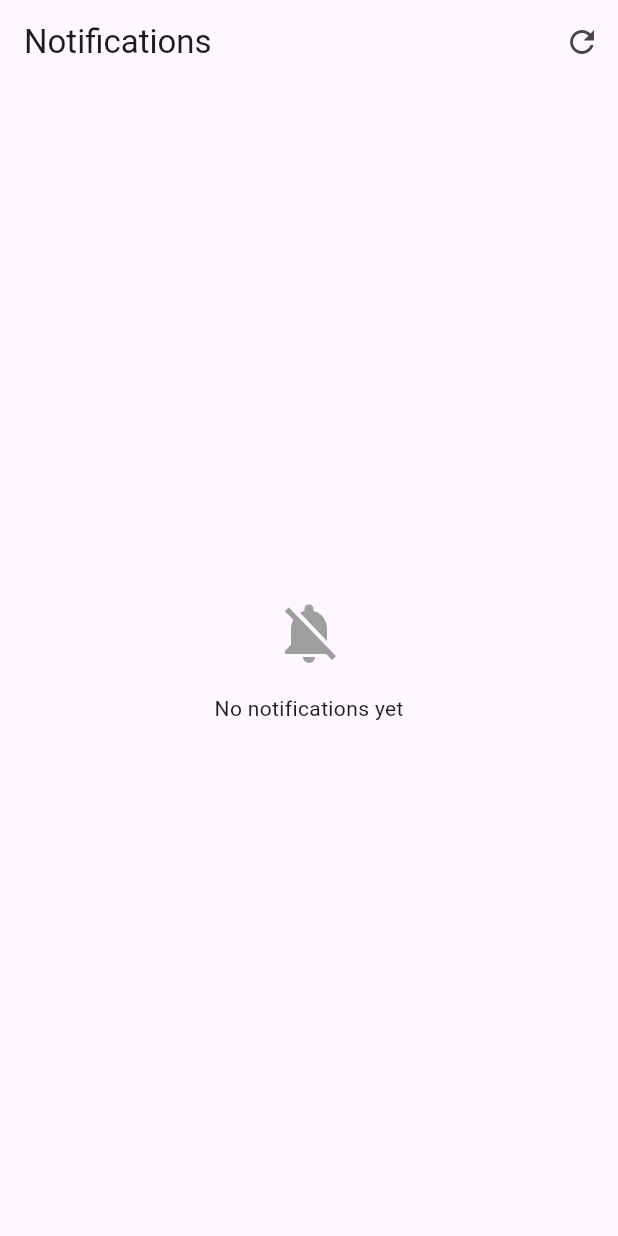
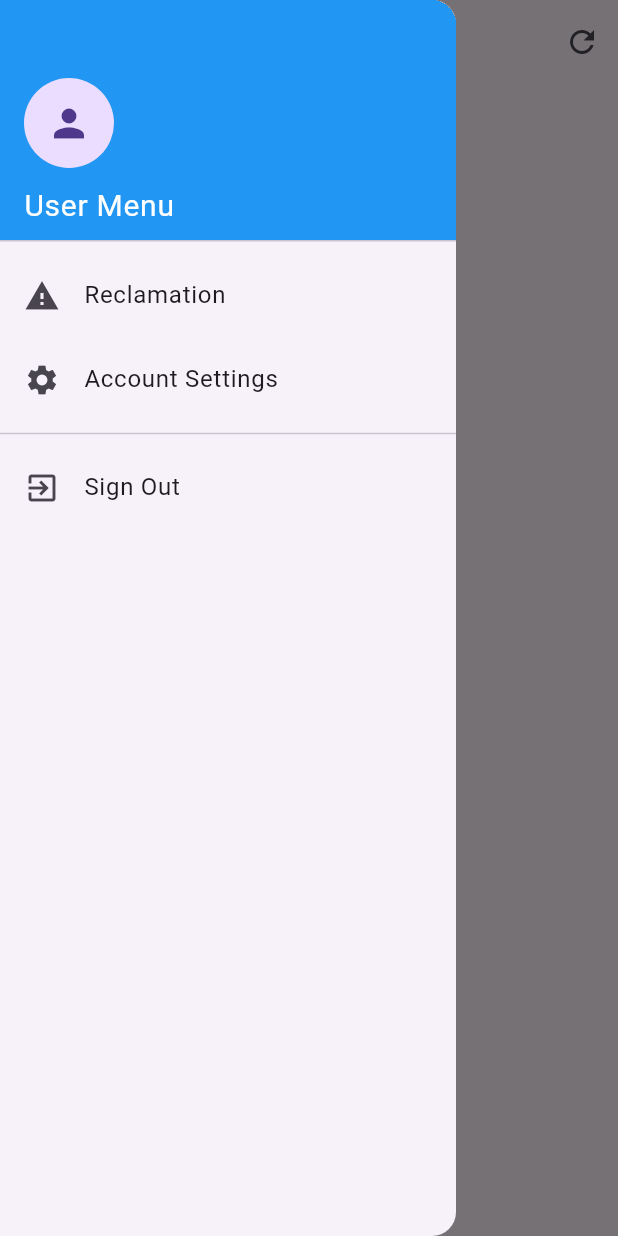
Before and after one commit to sirinegarrouri/pfeProject, a Flutter app: the UserScreen screen opened directly, with the side drawer open (before the commit the screen has no drawer), on a phone screen of 412 x 824 dp. Run offline on Flutter 3.47's test engine with Material 3 defaults, Android fonts, the phone set to English and light mode, and no system bars; our stand-ins replace cloud_firestore, firebase_auth, firebase_core, firebase_messaging, fl_chart; accounts and stored records are empty.

Commit message:
fixing admin screen problems and working on user screen

```diff
--- a/lib/UserScreen.dart
+++ b/lib/UserScreen.dart
@@ -2,6 +2,8 @@ import 'package:flutter/material.dart';
 import 'package:firebase_auth/firebase_auth.dart';
 import 'package:cloud_firestore/cloud_firestore.dart';
 import 'package:intl/intl.dart';
+import 'reclamation_screen.dart';
+
 class UserScreen extends StatefulWidget {
   @override
   _UserScreenState createState() => _UserScreenState();
@@ -34,8 +36,6 @@ class _UserScreenState extends State<UserScreen> {
           .collection('notifications')
           .where('userId', isEqualTo: userId)
           .orderBy('timestamp', descending: true);
-
-      // Use get() instead of snapshots() as a workaround
       final snapshot = await query.get();
 
       setState(() {
@@ -53,13 +53,26 @@ class _UserScreenState extends State<UserScreen> {
 
   Future<void> _markAsRead(String notificationId) async {
     try {
+      final userId = _auth.currentUser?.uid;
+      if (userId == null) return;
+
+      final doc = await _firestore.collection('notifications').doc(notificationId).get();
+      if (!doc.exists || doc.data()?['userId'] != userId) {
+        print("Notification not found or access denied");
+        return;
+      }
+
       await _firestore.collection('notifications').doc(notificationId).update({
         'read': true,
         'readAt': FieldValue.serverTimestamp(),
       });
-      await _loadNotifications(); // Refresh the list
+
+      await _loadNotifications();
     } catch (e) {
       print('Error marking as read: $e');
+      ScaffoldMessenger.of(context).showSnackBar(
+        SnackBar(content: Text('Failed to mark as read')),
+      );
     }
   }
 
@@ -97,8 +110,17 @@ class _UserScreenState extends State<UserScreen> {
 
   Future<void> _deleteNotification(String notificationId) async {
     try {
+      final userId = _auth.currentUser?.uid;
+      if (userId == null) return;
+
+      final doc = await _firestore.collection('notifications').doc(notificationId).get();
+      if (!doc.exists || doc.data()?['userId'] != userId) {
+        print("Notification doesn't exist or doesn't belong to user");
+        return;
+      }
+
       await _firestore.collection('notifications').doc(notificationId).delete();
-      await _loadNotifications(); // Refresh the list
+      await _loadNotifications();
     } catch (e) {
       print('Error deleting notification: $e');
       ScaffoldMessenger.of(context).showSnackBar(
@@ -160,6 +182,73 @@ class _UserScreenState extends State<UserScreen> {
     );
   }
 
+  void _navigateToReclamation() {
+    Navigator.pop(context); // Close the drawer
+    Navigator.push(
+      context,
+      MaterialPageRoute(builder: (context) => ReclamationScreen()),
+    );
+  }
+
+  void _navigateToAccountSettings() {
+    Navigator.pop(context); // Close the drawer
+    // Add your navigation logic to account settings screen here
+    // Navigator.push(context, MaterialPageRoute(builder: (context) => AccountSettingsScreen()));
+  }
+
+  // Build the drawer widget
+  Widget _buildDrawer() {
+    return Drawer(
+      child: ListView(
+        padding: EdgeInsets.zero,
+        children: [
+          DrawerHeader(
+            decoration: BoxDecoration(
+              color: Colors.blue,
+            ),
+            child: Column(
+              crossAxisAlignment: CrossAxisAlignment.start,
+              mainAxisAlignment: MainAxisAlignment.end,
+              children: [
+                CircleAvatar(
+                  radius: 30,
+                  child: Icon(Icons.person, size: 30),
+                ),
+                SizedBox(height: 10),
+                Text(
+                  'User Menu',
+                  style: TextStyle(
+                    color: Colors.white,
+                    fontSize: 20,
+                  ),
+                ),
+              ],
+            ),
+          ),
+          ListTile(
+            leading: Icon(Icons.report_problem),
+            title: Text('Reclamation'),
+            onTap: _navigateToReclamation,
+          ),
+          ListTile(
+            leading: Icon(Icons.settings),
+            title: Text('Account Settings'),
+            onTap: _navigateToAccountSettings,
+          ),
+          Divider(),
+          ListTile(
+            leading: Icon(Icons.exit_to_app),
+            title: Text('Sign Out'),
+            onTap: () async {
+              await _auth.signOut();
+              Navigator.pop(context); // Close the drawer
+              // You might want to navigate to login screen here
+            },
+          ),
+        ],
+      ),
+    );
+  }
   @override
   Widget build(BuildContext context) {
     return Scaffold(
@@ -172,6 +261,7 @@ class _UserScreenState extends State<UserScreen> {
           ),
         ],
       ),
+      drawer: _buildDrawer(),
       body: _buildBody(),
     );
   }
--- a/lib/main.dart
+++ b/lib/main.dart
@@ -14,8 +14,6 @@ void main() async {
   await Firebase.initializeApp(
     options: DefaultFirebaseOptions.currentPlatform,
   );
-
-  // Add these settings to prevent internal errors
   FirebaseFirestore.instance.settings = const Settings(
     persistenceEnabled: true,
     cacheSizeBytes: Settings.CACHE_SIZE_UNLIMITED,
@@ -25,7 +23,6 @@ void main() async {
 }
 
 Future<void> _firebaseBackgroundMessageHandler(RemoteMessage message) async {
-  // Handle background message
   print("🔔 Background message received: ${message.notification?.title}");
 }
 
@@ -97,7 +94,6 @@ class _AuthCheckerState extends State<AuthChecker> {
   }
 
   void _setupNotificationListeners() {
-    // Foreground message listener
     FirebaseMessaging.onMessage.listen((RemoteMessage message) {
       if (message.notification != null) {
         print("🔔 Message received in foreground: ${message.notification!.title}");
```
Also changed, not shown: lib/AdminScreen.dart (+8 -29 lines), lib/reclamation_screen.dart (added, +156 -0 lines), lib/user_management_screen.dart (+11 -39 lines).
